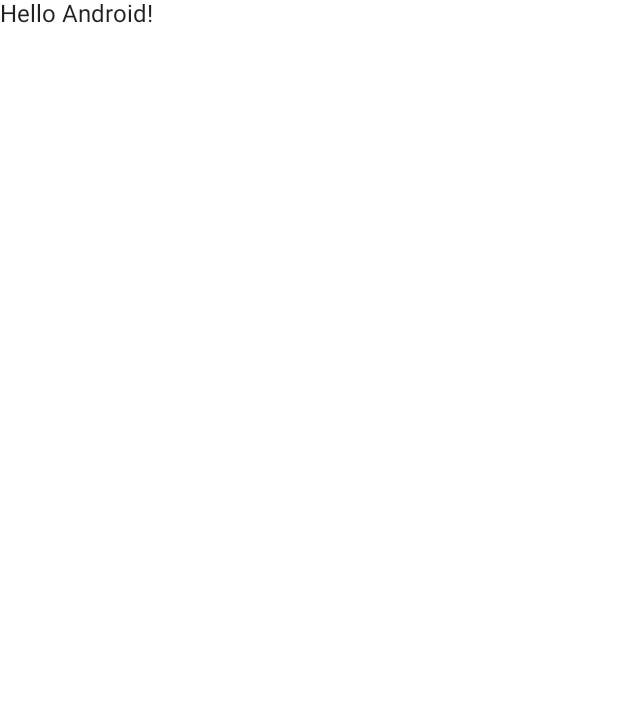
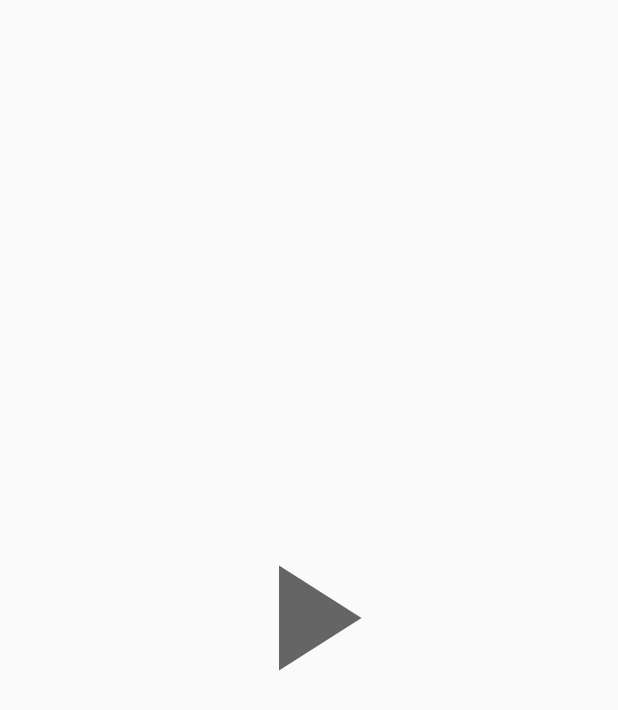
Before and after one commit to OleksandrVito/MoviesApp, an Android app built with Jetpack Compose: the first screen one second after launch (MainActivity), on a phone screen of 412 x 824 dp. Before the commit the part shown is almost empty. Shown: the top 710 px of the screen. Run offline under Robolectric (Android 15) with nearby library versions, the phone set to English and light mode, and no system bars.

Commit message:
Lesson-1

```diff
--- a/app/src/main/java/com/example/moviesapp/MainActivity.kt
+++ b/app/src/main/java/com/example/moviesapp/MainActivity.kt
@@ -10,6 +10,8 @@ import androidx.compose.material.Text
 import androidx.compose.runtime.Composable
 import androidx.compose.ui.Modifier
 import androidx.compose.ui.tooling.preview.Preview
+import androidx.navigation.compose.rememberNavController
+import com.example.moviesapp.navigation.SetupNavHost
 import com.example.moviesapp.ui.theme.MoviesAppTheme
 
 class MainActivity : ComponentActivity() {
@@ -17,27 +19,9 @@ class MainActivity : ComponentActivity() {
         super.onCreate(savedInstanceState)
         setContent {
             MoviesAppTheme {
-                // A surface container using the 'background' color from the theme
-                Surface(
-                    modifier = Modifier.fillMaxSize(),
-                    color = MaterialTheme.colors.background
-                ) {
-                    Greeting("Android")
-                }
+              val navController = rememberNavController()
+                SetupNavHost(navController = navController)
             }
         }
     }
 }
-
-@Composable
-fun Greeting(name: String) {
-    Text(text = "Hello $name!")
-}
-
-@Preview(showBackground = true)
-@Composable
-fun DefaultPreview() {
-    MoviesAppTheme {
-        Greeting("Android")
-    }
-}
--- /dev/null
+++ b/app/src/main/java/com/example/moviesapp/navigation/SetupNavHost.kt
@@ -0,0 +1,29 @@
+package com.example.moviesapp.navigation
+
+import androidx.compose.runtime.Composable
+import androidx.navigation.NavHostController
+import androidx.navigation.compose.NavHost
+import androidx.navigation.compose.composable
+import com.example.moviesapp.screens.MainScreen
+import com.example.moviesapp.screens.SplashScreen
+import com.example.moviesapp.utils.Constants
+
+sealed class Screens(val route: String) {
+    object Splash : Screens(route = Constants.Screens.SPLASH_SCREEN)
+    object Main : Screens(route = Constants.Screens.MAIN_SCREEN)
+    object Details : Screens(route = Constants.Screens.DETAILS_SCREEN)
+}
+
+@Composable
+fun SetupNavHost(navController: NavHostController) {
+    NavHost(navController = navController, startDestination = Screens.Splash.route) {
+        composable(route = Screens.Splash.route) {
+            SplashScreen(navController = navController)
+        }
+        composable(route = Screens.Main.route) {
+            MainScreen()
+        }
+        composable(route = Screens.Details.route) {}
+
+    }
+}
--- /dev/null
+++ b/app/src/main/java/com/example/moviesapp/screens/SplashScreen.kt
@@ -0,0 +1,60 @@
+package com.example.moviesapp.screens
+
+
+import androidx.compose.animation.core.animateFloatAsState
+import androidx.compose.animation.core.tween
+import androidx.compose.foundation.layout.Box
+import androidx.compose.foundation.layout.fillMaxSize
+import androidx.compose.foundation.layout.size
+import androidx.compose.material.Icon
+import androidx.compose.material.icons.Icons
+import androidx.compose.material.icons.filled.PlayArrow
+import androidx.compose.runtime.*
+import androidx.compose.ui.Alignment
+import androidx.compose.ui.Modifier
+import androidx.compose.ui.draw.alpha
+import androidx.compose.ui.graphics.Color
+import androidx.compose.ui.tooling.preview.Preview
+import androidx.compose.ui.unit.dp
+import androidx.navigation.NavController
+import com.example.moviesapp.navigation.Screens
+import com.example.moviesapp.ui.theme.MoviesAppTheme
+import com.example.moviesapp.utils.Constants
+import kotlinx.coroutines.delay
+
+@Composable
+fun SplashScreen(navController: NavController) {
+    var startAnimated by remember {
+        mutableStateOf(false)
+    }
+    val alphaAnimation = animateFloatAsState(
+        targetValue = if (startAnimated) 1f else 0f,
+        animationSpec = tween(durationMillis = 5000)
+    )
+    LaunchedEffect(key1 = true) {
+        startAnimated = true
+        delay(
+            4000
+        )
+        navController.navigate(Screens.Main.route)
+    }
+
+    Splash(alpha = alphaAnimation.value)
+}
+
+@Composable
+fun Splash(alpha: Float) {
+    Box(
+        modifier = Modifier
+            .fillMaxSize()
+            .alpha(alpha = alpha),
+        contentAlignment = Alignment.Center
+    ) {
+        Icon(
+            modifier = Modifier.size(120.dp),
+            imageVector = Icons.Default.PlayArrow,
+            contentDescription = "",
+            tint = Color.Black
+        )
+    }
+}
--- a/build.gradle
+++ b/build.gradle
@@ -1,10 +1,11 @@
 buildscript {
     ext {
-        compose_ui_version = '1.1.1'
+        kotlin_ui_version = '1.6.10'
+        compose_ui_version = '1.3.3'
     }
 }// Top-level build file where you can add configuration options common to all sub-projects/modules.
 plugins {
     id 'com.android.application' version '7.3.1' apply false
     id 'com.android.library' version '7.3.1' apply false
-    id 'org.jetbrains.kotlin.android' version '1.6.10' apply false
+    id 'org.jetbrains.kotlin.android' version "$kotlin_ui_version" apply false
 }
```
Also changed, not shown: app/build.gradle (+8 -6 lines), app/src/main/java/com/example/moviesapp/screens/MainScreen.kt (added, +16 -0 lines), app/src/main/java/com/example/moviesapp/utils/Constans.kt (added, +9 -0 lines).
